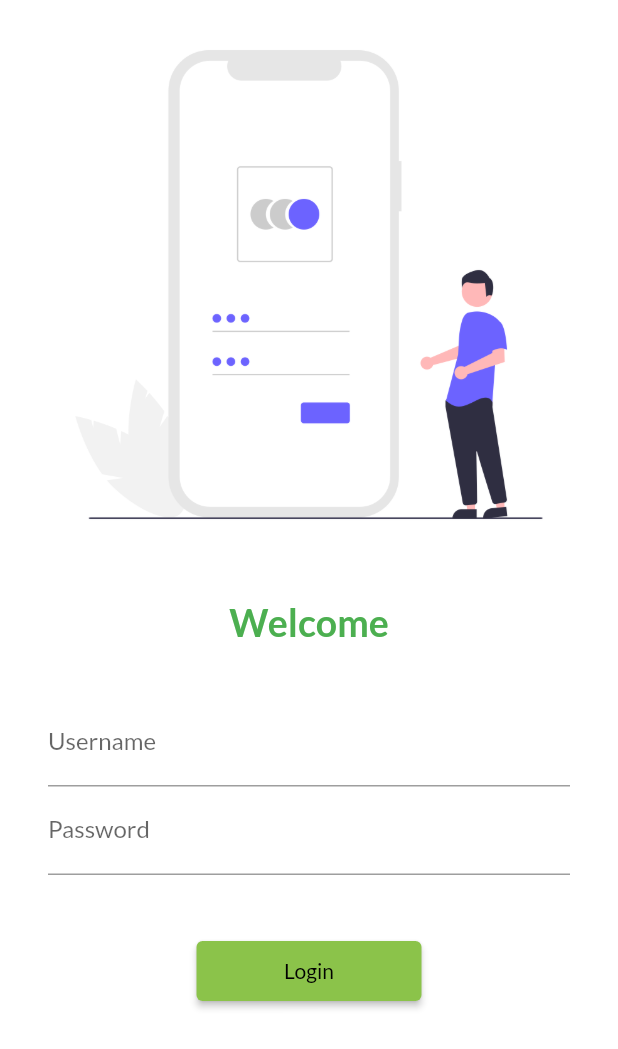
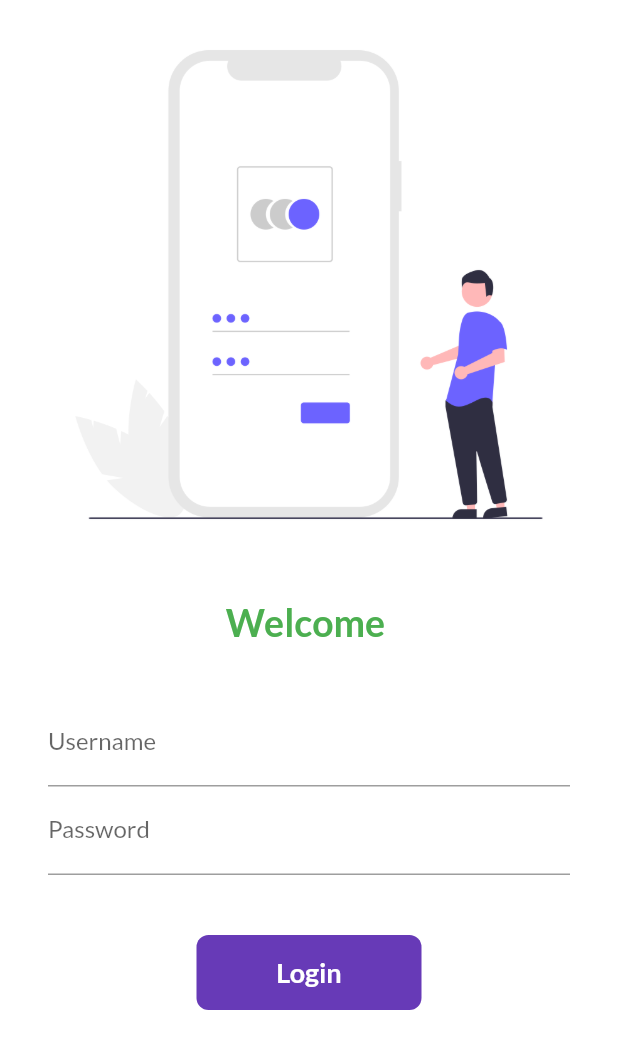
Before and after one commit to jigudobariya/flutterProject, a Flutter app: the screen it shows after launch, on a phone screen of 412 x 824 dp. Shown: the top 1049 px of the screen. Run offline on Flutter 3.47's test engine with Material 2 defaults, Android fonts, the phone set to English and light mode, and no system bars; our stand-ins replace google_fonts.

Commit message:
day 3 commit

```diff
--- a/lib/pages/login_page.dart
+++ b/lib/pages/login_page.dart
@@ -1,8 +1,16 @@
 import 'package:flutter/material.dart';
 import 'package:flutter_catalog/utils/routes.dart';
 
-class LoginPage extends StatelessWidget {
+class LoginPage extends StatefulWidget {
   const LoginPage({Key? key}) : super(key: key);
+
+  @override
+  State<LoginPage> createState() => _LoginPageState();
+}
+
+class _LoginPageState extends State<LoginPage> {
+  String name = "";
+  bool changeButton = false;
 
   @override
   Widget build(BuildContext context) {
@@ -18,7 +26,7 @@ class LoginPage extends StatelessWidget {
               height: 20.0,
             ),
             Text(
-              "Welcome",
+              "Welcome $name",
               style: TextStyle(
                   fontSize: 25,
                   fontWeight: FontWeight.bold,
@@ -37,6 +45,10 @@ class LoginPage extends StatelessWidget {
                       hintText: "Enter Username",
                       labelText: "Username",
                     ),
+                    onChanged: (value) {
+                      name = value;
+                      setState(() {});
+                    },
                   ),
                   TextFormField(
                     obscureText: true,
@@ -48,13 +60,47 @@ class LoginPage extends StatelessWidget {
                   SizedBox(
                     height: 40.0,
                   ),
-                  ElevatedButton(
-                    child: Text("Login"),
-                    style: TextButton.styleFrom(minimumSize: Size(150, 40)),
-                    onPressed: () {
+                  InkWell(
+                    onTap: () async {
+                      setState(() {
+                        changeButton = true;
+                      });
+                      await Future.delayed(Duration(seconds: 1));
                       Navigator.pushNamed(context, MyRoutes.homeRoute);
                     },
+                    child: AnimatedContainer(
+                      duration: Duration(seconds: 1),
+                      width: changeButton ? 50 : 150,
+                      height: 50,
+                      alignment: Alignment.center,
+                      child: changeButton
+                          ? Icon(
+                              Icons.done,
+                              color: Colors.white,
+                            )
+                          : Text(
+                              "Login",
+                              style: TextStyle(
+                                  color: Colors.white,
+                                  fontWeight: FontWeight.bold,
+                                  fontSize: 18),
+                            ),
+                      decoration: BoxDecoration(
+                          color: Colors.deepPurple,
+                          // shape: changeButton
+                          //     ? BoxShape.circle
+                          //     : BoxShape.rectangle,
+                          borderRadius:
+                              BorderRadius.circular(changeButton ? 50 : 8)),
+                    ),
                   ),
+                  // ElevatedButton(
+                  //   child: Text("Login"),
+                  //   style: TextButton.styleFrom(minimumSize: Size(150, 40)),
+                  //   onPressed: () {
+                  //     Navigator.pushNamed(context, MyRoutes.homeRoute);
+                  //   },
+                  // ),
                 ],
               ),
             )
```
